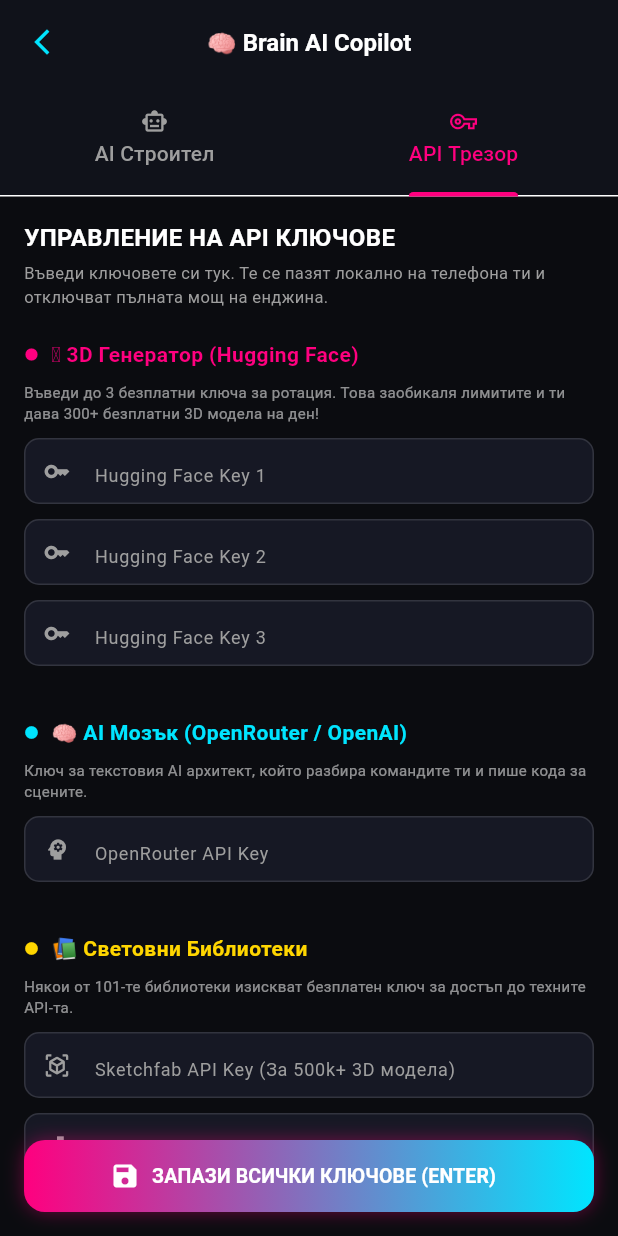
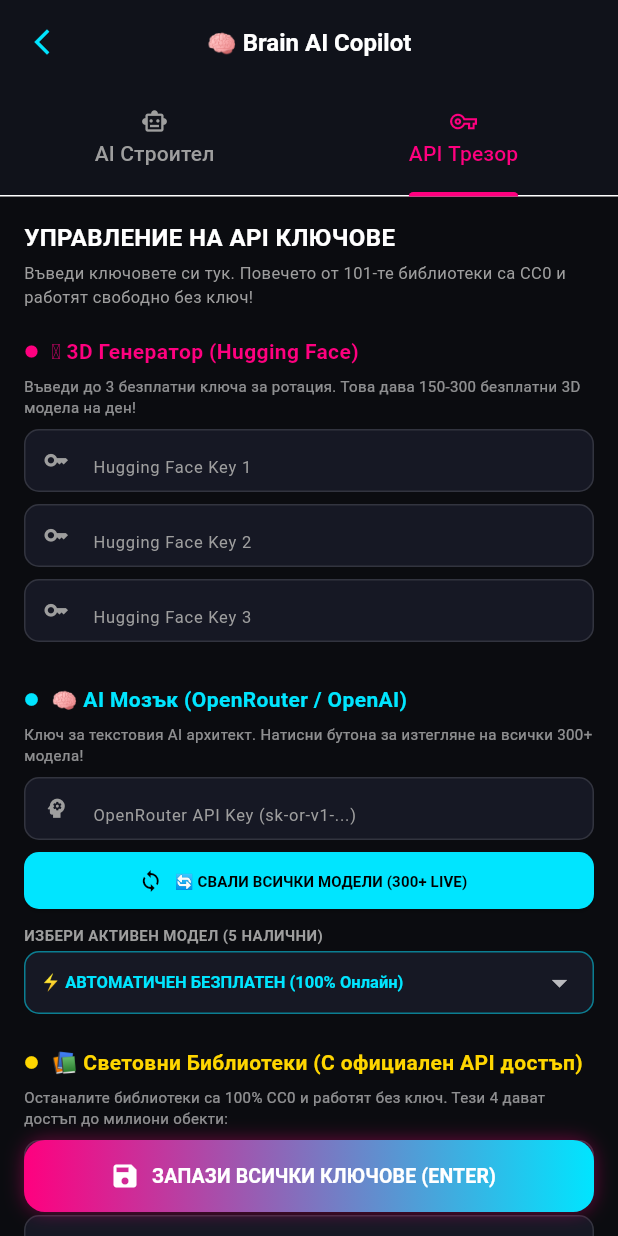
Before and after one commit to stanbg96/tiptop-game-engine, a Flutter app: the BrainAiScreen screen opened directly, tab 2 chosen, on a phone screen of 412 x 824 dp. Run offline on Flutter 3.47's test engine with Material 3 defaults, Android fonts, the phone set to English and light mode, and no system bars; missing offline and left inert: dart:ffi.

Commit message:
feat: complete API Vault with live OpenRouter 300+ models downloader, model selector and NASA/Thingiverse keys

```diff
--- a/lib/features/brain_ai/presentation/pages/brain_ai_screen.dart
+++ b/lib/features/brain_ai/presentation/pages/brain_ai_screen.dart
@@ -44,7 +44,7 @@
   ];
 
   // ==========================================
-  // КОНТРОЛЕРИ ЗА API КЛЮЧОВЕТЕ (API VAULT)
+  // КОНТРОЛЕРИ ЗА API ТРЕЗОРА
   // ==========================================
   final TextEditingController _openRouterKeyCtrl = TextEditingController();
   final TextEditingController _hfKey1Ctrl = TextEditingController();
@@ -52,11 +52,19 @@
   final TextEditingController _hfKey3Ctrl = TextEditingController();
   final TextEditingController _sketchfabKeyCtrl = TextEditingController();
   final TextEditingController _freeSoundKeyCtrl = TextEditingController();
+  final TextEditingController _nasaKeyCtrl = TextEditingController();
+  final TextEditingController _thingiverseKeyCtrl = TextEditingController();
+
+  // Модели за OpenRouter
+  String _selectedOpenRouterModel = '⚡ АВТОМАТИЧЕН БЕЗПЛАТЕН (100% Онлайн)';
+  List<String> _openRouterModels = [];
+  bool _isDownloadingModels = false;
 
   @override
   void initState() {
     super.initState();
     _tabController = TabController(length: 2, vsync: this);
+    _openRouterModels = _aiService.getModelsForProvider('⭐ ВСИЧКИ МОДЕЛИ (Live Catalog)');
   }
 
   @override
@@ -69,6 +77,8 @@
     _hfKey3Ctrl.dispose();
     _sketchfabKeyCtrl.dispose();
     _freeSoundKeyCtrl.dispose();
+    _nasaKeyCtrl.dispose();
+    _thingiverseKeyCtrl.dispose();
     super.dispose();
   }
 
@@ -100,11 +110,47 @@
     }
   }
 
+  // 🔄 СВАЛЯНЕ НА ВСИЧКИ 300+ LIVE МОДЕЛА ЗА OPENROUTER
+  void _downloadOpenRouterModels() async {
+    setState(() => _isDownloadingModels = true);
+    _aiService.configure(
+      key: _openRouterKeyCtrl.text,
+      selectedProvider: '⭐ ВСИЧКИ МОДЕЛИ (Live Catalog)',
+      selectedModel: _selectedOpenRouterModel,
+    );
+
+    final catalog = await _aiService.fetchAllProvidersAndModels();
+    final allList = catalog['⭐ ВСИЧКИ МОДЕЛИ (Live Catalog)'] ?? [];
+
+    setState(() {
+      _isDownloadingModels = false;
+      if (allList.isNotEmpty) {
+        _openRouterModels = allList;
+        if (!_openRouterModels.contains(_selectedOpenRouterModel)) {
+          _selectedOpenRouterModel = _openRouterModels.first;
+        }
+      }
+    });
+
+    if (!mounted) return;
+    ScaffoldMessenger.of(context).showSnackBar(
+      SnackBar(
+        content: Text('🎉 Успешно свалени ${_openRouterModels.length} живи модела за OpenRouter!'),
+      ),
+    );
+  }
+
   void _saveAllApiKeys() {
+    _aiService.configure(
+      key: _openRouterKeyCtrl.text,
+      selectedProvider: '⭐ ВСИЧКИ МОДЕЛИ (Live Catalog)',
+      selectedModel: _selectedOpenRouterModel,
+    );
+
     ScaffoldMessenger.of(context).showSnackBar(
       const SnackBar(
         backgroundColor: Color(0xFF00E676),
-        content: Text('✅ Всички API ключове са запазени успешно в трезора!', style: TextStyle(color: Colors.black, fontWeight: FontWeight.bold)),
+        content: Text('✅ Всички API ключове и избраният модел са запазени в трезора!', style: TextStyle(color: Colors.black, fontWeight: FontWeight.bold)),
       ),
     );
   }
@@ -145,9 +191,6 @@
     );
   }
 
-  // =========================================================================
-  // 1. ТАБ: AI ЧАТ СТРОИТЕЛ
-  // =========================================================================
   Widget _buildChatAgentTab() {
     return Column(
       children: [
@@ -230,9 +273,9 @@
                     child: TextField(
                       controller: _chatController,
                       style: const TextStyle(color: Colors.white, fontSize: 13),
-                      decoration: InputDecoration(
-                        hintText: _isBuilderMode ? 'Команда: построй град, премести, изтрий...' : 'Напиши съобщение...',
-                        hintStyle: const TextStyle(color: Colors.grey, fontSize: 12),
+                      decoration: const InputDecoration(
+                        hintText: 'Команда: построй град, премести, изтрий...',
+                        hintStyle: TextStyle(color: Colors.grey, fontSize: 12),
                         border: InputBorder.none,
                       ),
                       onSubmitted: (_) => _sendMessage(),
@@ -337,7 +380,7 @@
   }
 
   // =========================================================================
-  // 2. ТАБ: API ТРЕЗОР (СКРОЛВАЩ СЕ СПИСЪК С КЛЮЧОВЕ)
+  // 2. ТАБ: API ТРЕЗОР С БУТОН ЗА СВАЛЯНЕ И СЕЛЕКТОР НА МОДЕЛИ
   // =========================================================================
   Widget _buildApiVaultTab() {
     return Stack(
@@ -347,34 +390,90 @@
           children: [
             const Text('УПРАВЛЕНИЕ НА API КЛЮЧОВЕ', style: TextStyle(color: Colors.white, fontSize: 16, fontWeight: FontWeight.bold)),
             const SizedBox(height: 4),
-            const Text('Въведи ключовете си тук. Те се пазят локално на телефона ти и отключват пълната мощ на енджина.', style: TextStyle(color: Colors.grey, fontSize: 11)),
-            const SizedBox(height: 20),
+            const Text('Въведи ключовете си тук. Повечето от 101-те библиотеки са CC0 и работят свободно без ключ!', style: TextStyle(color: Colors.grey, fontSize: 11)),
+            const SizedBox(height: 18),
 
             // --- СЕКЦИЯ 1: HUGGING FACE (3D ГЕНЕРАТОР) ---
             _buildSectionHeader('🪄 3D Генератор (Hugging Face)', AppTheme.laserPink),
+            const SizedBox(height: 6),
+            const Text('Въведи до 3 безплатни ключа за ротация. Това дава 150-300 безплатни 3D модела на ден!', style: TextStyle(color: Colors.white54, fontSize: 10)),
             const SizedBox(height: 8),
-            const Text('Въведи до 3 безплатни ключа за ротация. Това заобикаля лимитите и ти дава 300+ безплатни 3D модела на ден!', style: TextStyle(color: Colors.white54, fontSize: 10)),
-            const SizedBox(height: 10),
             _buildKeyInput('Hugging Face Key 1', _hfKey1Ctrl, Icons.key),
             _buildKeyInput('Hugging Face Key 2', _hfKey2Ctrl, Icons.key),
             _buildKeyInput('Hugging Face Key 3', _hfKey3Ctrl, Icons.key),
-            const SizedBox(height: 24),
+            const SizedBox(height: 20),
 
-            // --- СЕКЦИЯ 2: AI МОЗЪК (OPENROUTER) ---
+            // --- СЕКЦИЯ 2: OPENROUTER AI МОЗЪК С БУТОН И СЕЛЕКТОР ---
             _buildSectionHeader('🧠 AI Мозък (OpenRouter / OpenAI)', AppTheme.sciFiCyan),
+            const SizedBox(height: 6),
+            const Text('Ключ за текстовия AI архитект. Натисни бутона за изтегляне на всички 300+ модела!', style: TextStyle(color: Colors.white54, fontSize: 10)),
             const SizedBox(height: 8),
-            const Text('Ключ за текстовия AI архитект, който разбира командите ти и пише кода за сцените.', style: TextStyle(color: Colors.white54, fontSize: 10)),
+            _buildKeyInput('OpenRouter API Key (sk-or-v1-...)', _openRouterKeyCtrl, Icons.psychology),
+
+            // Бутон за теглене на всички 300+ модела
+            Row(
+              children: [
+                Expanded(
+                  child: SizedBox(
+                    height: 38,
+                    child: ElevatedButton.icon(
+                      style: ElevatedButton.styleFrom(
+                        backgroundColor: AppTheme.sciFiCyan,
+                        shape: RoundedRectangleBorder(borderRadius: BorderRadius.circular(10)),
+                      ),
+                      icon: _isDownloadingModels
+                          ? const SizedBox(width: 14, height: 14, child: CircularProgressIndicator(strokeWidth: 2, color: Colors.black))
+                          : const Icon(Icons.sync, color: Colors.black, size: 16),
+                      label: Text(
+                        _isDownloadingModels ? 'СВАЛЯНЕ НА МОДЕЛИ...' : '🔄 СВАЛИ ВСИЧКИ МОДЕЛИ (300+ LIVE)',
+                        style: const TextStyle(color: Colors.black, fontSize: 10, fontWeight: FontWeight.bold),
+                      ),
+                      onPressed: _isDownloadingModels ? null : _downloadOpenRouterModels,
+                    ),
+                  ),
+                ),
+              ],
+            ),
             const SizedBox(height: 10),
-            _buildKeyInput('OpenRouter API Key', _openRouterKeyCtrl, Icons.psychology),
-            const SizedBox(height: 24),
 
-            // --- СЕКЦИЯ 3: ВЪНШНИ БИБЛИОТЕКИ ---
-            _buildSectionHeader('📚 Световни Библиотеки', const Color(0xFFFFD600)),
+            // Падащо меню за избор на активен модел
+            Text('ИЗБЕРИ АКТИВЕН МОДЕЛ (${_openRouterModels.length} НАЛИЧНИ)', style: const TextStyle(color: Colors.grey, fontSize: 10, fontWeight: FontWeight.bold)),
+            const SizedBox(height: 4),
+            Container(
+              height: 42,
+              padding: const EdgeInsets.symmetric(horizontal: 10),
+              decoration: BoxDecoration(
+                color: const Color(0xFF161824),
+                borderRadius: BorderRadius.circular(10),
+                border: Border.all(color: AppTheme.sciFiCyan.withValues(alpha: 0.5)),
+              ),
+              child: DropdownButtonHideUnderline(
+                child: DropdownButton<String>(
+                  value: _openRouterModels.contains(_selectedOpenRouterModel)
+                      ? _selectedOpenRouterModel
+                      : (_openRouterModels.isNotEmpty ? _openRouterModels.first : null),
+                  isExpanded: true,
+                  menuMaxHeight: 380,
+                  dropdownColor: const Color(0xFF161824),
+                  style: const TextStyle(color: AppTheme.sciFiCyan, fontSize: 11, fontWeight: FontWeight.bold),
+                  items: _openRouterModels.map((m) => DropdownMenuItem(value: m, child: Text(m, overflow: TextOverflow.ellipsis))).toList(),
+                  onChanged: (val) {
+                    if (val != null) setState(() => _selectedOpenRouterModel = val);
+                  },
+                ),
+              ),
+            ),
+            const SizedBox(height: 22),
+
+            // --- СЕКЦИЯ 3: СВЕТОВНИТЕ БИБЛИОТЕКИ С API КЛЮЧОВЕ ---
+            _buildSectionHeader('📚 Световни Библиотеки (С официален API достъп)', const Color(0xFFFFD600)),
+            const SizedBox(height: 6),
+            const Text('Останалите библиотеки са 100% CC0 и работят без ключ. Тези 4 дават достъп до милиони обекти:', style: TextStyle(color: Colors.white54, fontSize: 10)),
             const SizedBox(height: 8),
-            const Text('Някои от 101-те библиотеки изискват безплатен ключ за достъп до техните API-та.', style: TextStyle(color: Colors.white54, fontSize: 10)),
-            const SizedBox(height: 10),
             _buildKeyInput('Sketchfab API Key (За 500k+ 3D модела)', _sketchfabKeyCtrl, Icons.view_in_ar),
-            _buildKeyInput('FreeSound API Key (За 500k+ звуци)', _freeSoundKeyCtrl, Icons.music_note),
+            _buildKeyInput('FreeSound.org API Key (За 580k+ аудио ефекта)', _freeSoundKeyCtrl, Icons.music_note),
+            _buildKeyInput('NASA Open API Key (api.nasa.gov за совалки)', _nasaKeyCtrl, Icons.rocket_launch),
+            _buildKeyInput('Thingiverse App Token (За 1M+ 3D обекта)', _thingiverseKeyCtrl, Icons.precision_manufacturing),
             const SizedBox(height: 20),
           ],
         ),
@@ -417,9 +516,9 @@
 
   Widget _buildKeyInput(String hint, TextEditingController controller, IconData icon) {
     return Padding(
-      padding: const EdgeInsets.only(bottom: 10.0),
+      padding: const EdgeInsets.only(bottom: 8.0),
       child: Container(
-        height: 44,
+        height: 42,
         padding: const EdgeInsets.symmetric(horizontal: 12),
         decoration: BoxDecoration(
           color: const Color(0xFF161824),
@@ -432,9 +531,9 @@
           style: const TextStyle(color: Colors.white, fontSize: 13),
           decoration: InputDecoration(
             hintText: hint,
-            hintStyle: const TextStyle(color: Colors.grey, fontSize: 12),
+            hintStyle: const TextStyle(color: Colors.grey, fontSize: 11),
             border: InputBorder.none,
-            icon: Icon(icon, size: 18, color: Colors.grey),
+            icon: Icon(icon, size: 17, color: Colors.grey),
           ),
         ),
       ),
```
